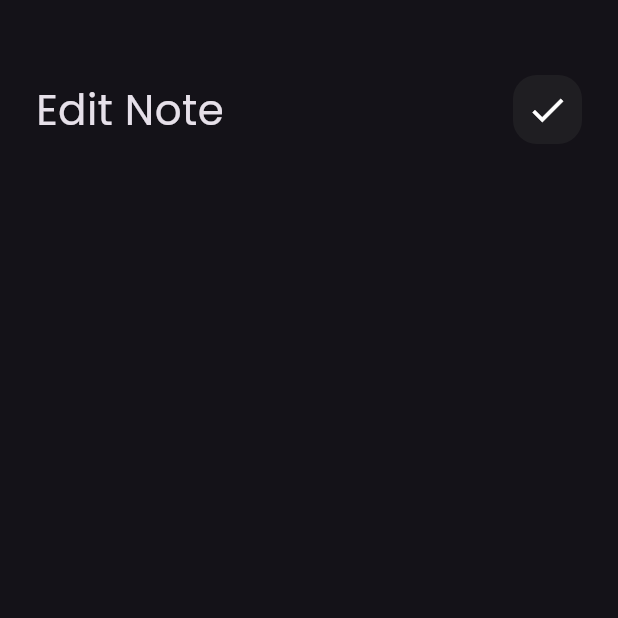
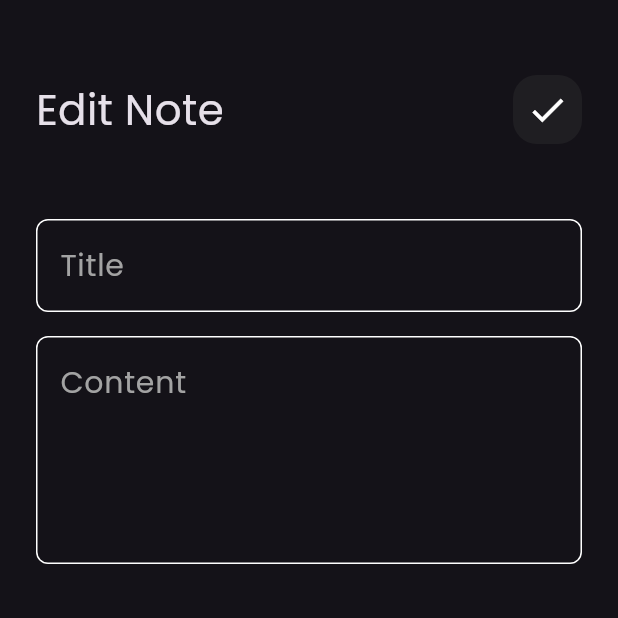
Before and after one commit to Mostafa2alabraqi/notes_app, a Flutter app: the EditNoteView screen opened directly, on a phone screen of 412 x 824 dp, the top half of it. Run offline on Flutter 3.47's test engine with Material 3 defaults, Android fonts, the phone set to English and light mode, and no system bars.

Commit message:
edit note view ui done

```diff
--- a/lib/views/widgets/custom_text_filed.dart
+++ b/lib/views/widgets/custom_text_filed.dart
@@ -18,8 +18,8 @@ class CustomTextFiled extends StatelessWidget {
         focusedBorder: buildBorder(kPrimaryColor),
         hintText: hint,
         hintStyle: TextStyle(
-          color: kPrimaryColor,
-          fontSize: 26,
+          color: Color(0xffA3A3A3),
+          fontSize: 20,
           fontWeight: FontWeight.w500,
         ),
       ),
--- a/lib/views/widgets/edit_note_view_body.dart
+++ b/lib/views/widgets/edit_note_view_body.dart
@@ -1,5 +1,6 @@
 import 'package:flutter/material.dart';
 import 'package:notes_app/views/widgets/custom_appBar.dart';
+import 'package:notes_app/views/widgets/custom_text_filed.dart';
 
 class EditNoteViewBody extends StatelessWidget {
   const EditNoteViewBody({super.key});
@@ -12,6 +13,10 @@ class EditNoteViewBody extends StatelessWidget {
         children: [
           SizedBox(height: 50),
           CustomAppBar(title: 'Edit Note',icon: Icons.check,),
+          SizedBox(height: 50),
+          CustomTextFiled(hint: 'Title'),
+          SizedBox(height: 16,),
+          CustomTextFiled(hint: 'Content', maxLines: 5,),
         ],
       ),
     );
```
